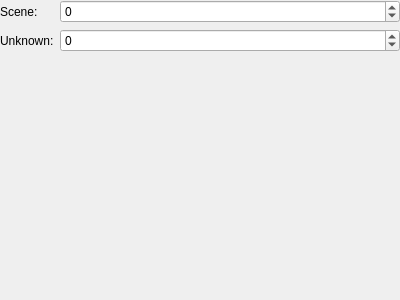
The window that tools/cathedral/ui/EventPlayScene.ui (comphack/comp_hack) describes before a commit, drawn with Qt 5.
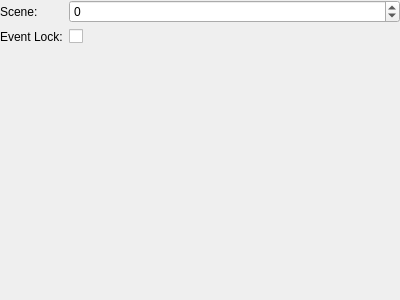
The same window after the commit.

Patch:
```diff
--- a/tools/cathedral/ui/EventPlayScene.ui
+++ b/tools/cathedral/ui/EventPlayScene.ui
@@ -48,17 +48,14 @@
      <item row="1" column="0">
       <widget class="QLabel" name="lblUnknown">
        <property name="text">
-        <string>Unknown:</string>
+        <string>Event Lock:</string>
        </property>
       </widget>
      </item>
      <item row="1" column="1">
-      <widget class="QSpinBox" name="unknown">
-       <property name="minimum">
-        <number>-128</number>
-       </property>
-       <property name="maximum">
-        <number>127</number>
+      <widget class="QCheckBox" name="eventLock">
+       <property name="text">
+        <string/>
        </property>
       </widget>
      </item>
```
Left out of the diff: 2 changed lines with no effect on the pictures.
